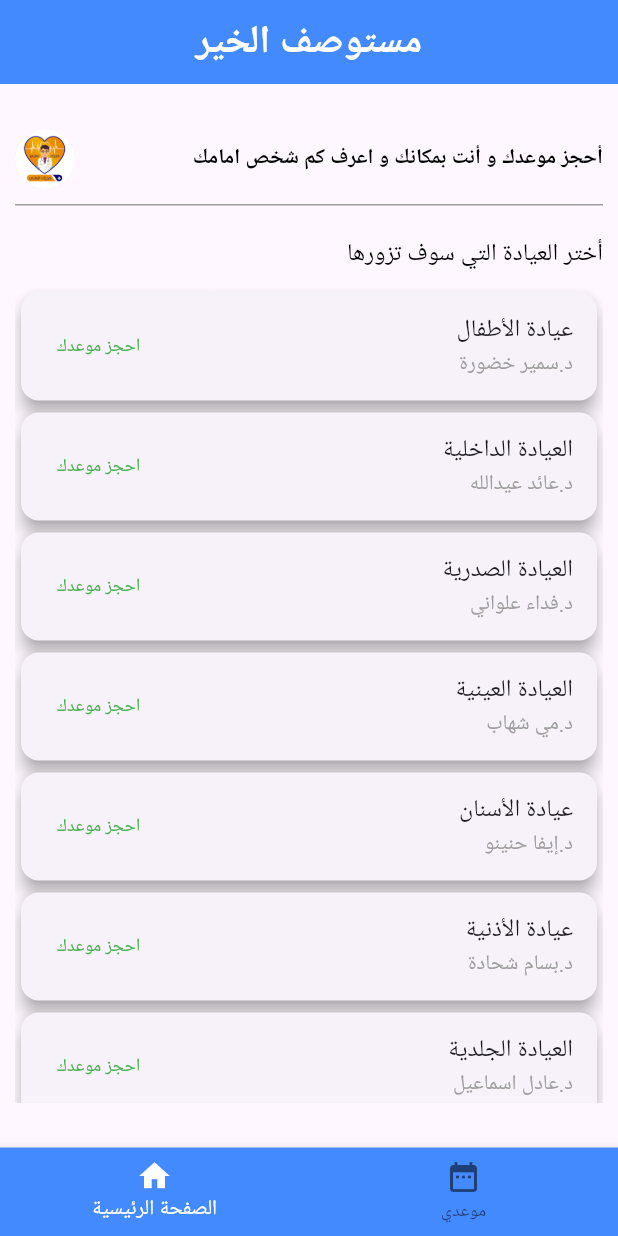
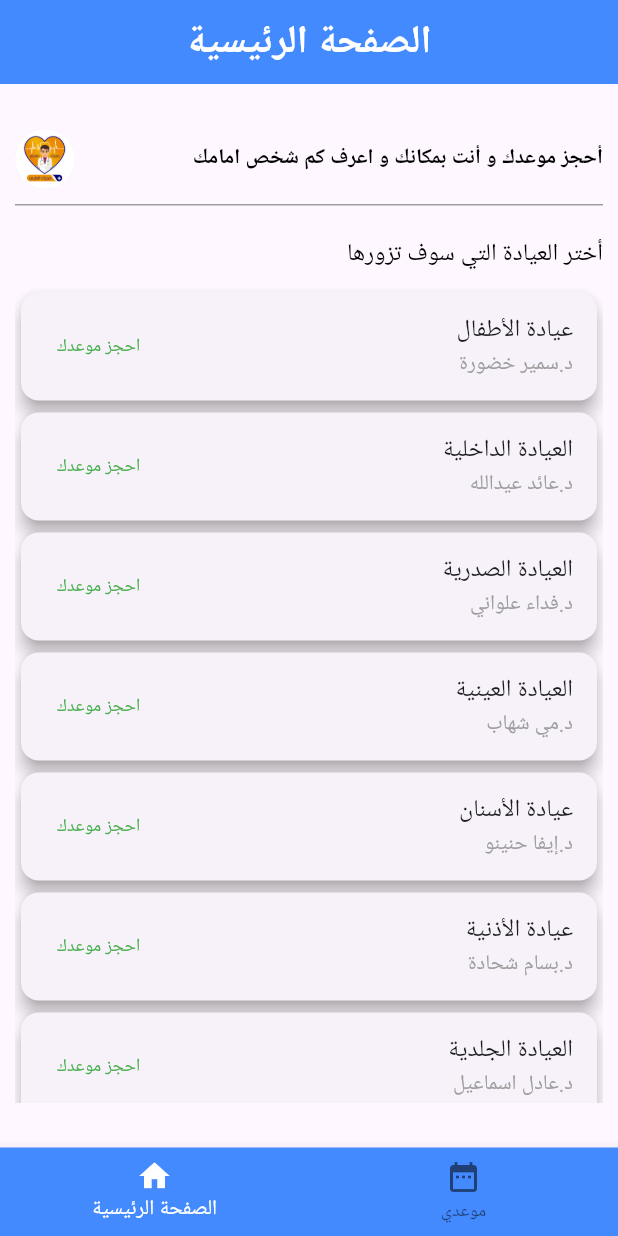
Before and after one commit to ahmdmlndy47/dispencaryApplication, a Flutter app: the screen it shows after launch, on a phone screen of 412 x 824 dp. Run offline on Flutter 3.47's test engine with Material 3 defaults, Android fonts, the phone set to English and light mode, and no system bars.

Commit message:
add commints to the code

```diff
--- a/lib/home_content.dart
+++ b/lib/home_content.dart
@@ -1,6 +1,7 @@
 import 'package:flutter/material.dart';
 
 import 'components/card_widget.dart';
+//  الصفحة الرئيسية للمريض الخاصة بمحتوى الصفحة الرئيسية
 class HomeContent extends StatefulWidget {
   const HomeContent({super.key});
 
@@ -55,7 +56,7 @@ class _HomeContentState extends State<HomeContent> {
         centerTitle: true,
         //عنوان الصفحة
         title: Text(
-          "مستوصف الخير",
+          "الصفحة الرئيسية",
           style: TextStyle(
               fontWeight: FontWeight.bold,
               fontSize: 26,
@@ -78,10 +79,12 @@ class _HomeContentState extends State<HomeContent> {
                       bottom: BorderSide(width: 1,color: Colors.grey)
                   )
               ),
+              //سيتم وضع النص التوضيحي مع صورة له ضمن سطر واحد
               child: Row(
                 textDirection: TextDirection.rtl,
                 mainAxisAlignment: MainAxisAlignment.spaceBetween,
                 children: [
+                  //النص التوضيحي
                   Expanded(
                     child: Text(
                       "أحجز موعدك و أنت بمكانك و اعرف كم شخص امامك",
@@ -93,6 +96,7 @@ class _HomeContentState extends State<HomeContent> {
                       ),
                     ),
                   ),
+                  //صورة خاصة بالنص التوضيحي
                   CircleAvatar(
                     backgroundImage: AssetImage("images/book_logo.png"),
                     radius: 20,
@@ -102,6 +106,7 @@ class _HomeContentState extends State<HomeContent> {
               ),
             ),
             SizedBox(height: 20,),
+            //نص العيادات
             Text(
               "أختر العيادة التي سوف تزورها",
               style: TextStyle(
@@ -171,6 +176,7 @@ class _HomeContentState extends State<HomeContent> {
                                               //زر الإلغاء
                                               Expanded(
                                                 child: TextButton(
+                                                  //عند الضغط عليه سيتم إزالة الاليرت
                                                     onPressed: (){
                                                       Navigator.of(context).pop();
                                                     },
@@ -209,6 +215,7 @@ class _HomeContentState extends State<HomeContent> {
                                                                 //زر الإلغاء
                                                                 TextButton(
                                                                     onPressed: (){
+                                                                      //عند الضغط عليه سيتم إزالة الاليرت
                                                                       Navigator.of(context).pop();
                                                                     },
                                                                     child: Text(
--- a/lib/homepage.dart
+++ b/lib/homepage.dart
@@ -10,6 +10,8 @@ class Homepage extends StatefulWidget {
   State<Homepage> createState() => _HomepageState();
 }
 // الصفحة الرئيسية للمريض
+// هذه الصفحة ستحتوي فقط على الشريط السفلي
+// وذلك كي يظهر الاب بار الخاص بكل صفحة من صفحات المريض
 class _HomepageState extends State<Homepage> {
   int _current = 0;
 
--- a/lib/signup.dart
+++ b/lib/signup.dart
@@ -1,5 +1,6 @@
 import 'package:flutter/material.dart';
 import 'package:dispensary/components/input_field.dart';
+import 'package:http/http.dart';
 class SignUpPage extends StatefulWidget {
   const SignUpPage({super.key});
 
--- a/pubspec.yaml
+++ b/pubspec.yaml
@@ -30,7 +30,7 @@ environment:
 dependencies:
   flutter:
     sdk: flutter
-  http: ^1.2.1
+  http: ^1.6.0
 
   # The following adds the Cupertino Icons font to your application.
   # Use with the CupertinoIcons class for iOS style icons.
```
Also changed, not shown: lib/appointment_page.dart (+24 -0 lines).
